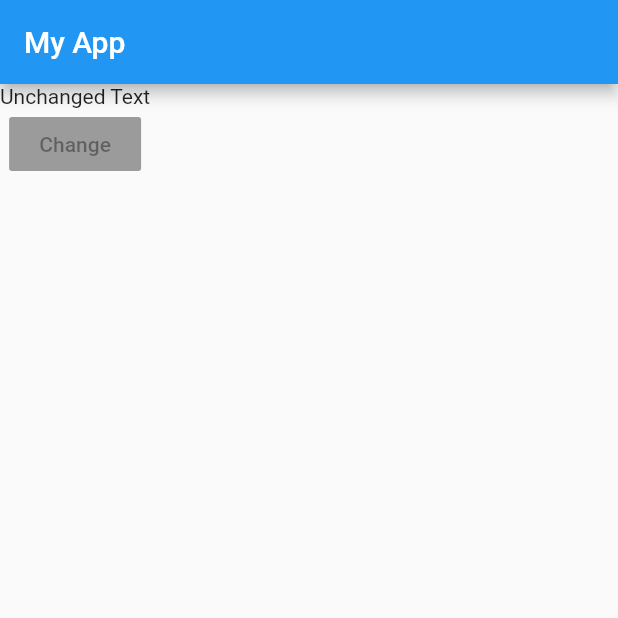
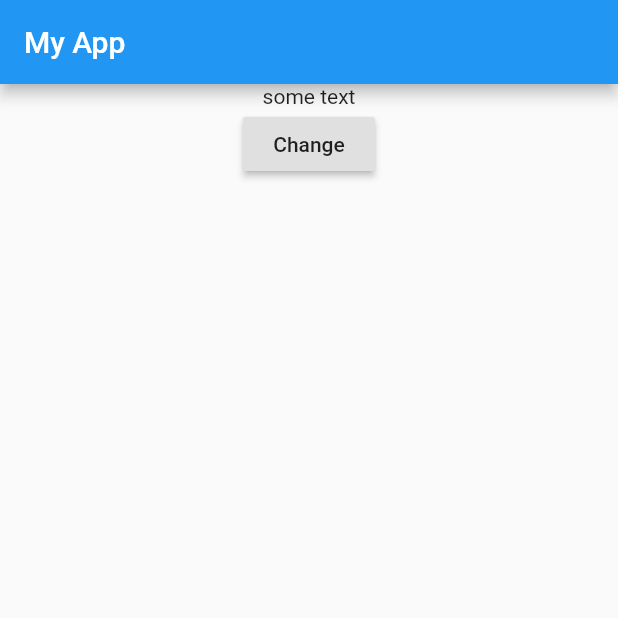
Before and after one commit to shashank090789/flutter_assignment, a Flutter app: the screen it shows after launch, on a phone screen of 412 x 824 dp, the top half of it. Run offline on Flutter 3.47's test engine with Material 2 defaults, Android fonts, the phone set to English and light mode, and no system bars.

```diff
--- a/lib/main.dart
+++ b/lib/main.dart
@@ -1,8 +1,31 @@
+import 'dart:math';
+
 import 'package:flutter/material.dart';
+import 'package:flutter_assignment/text.dart';
+import 'package:flutter_assignment/textcontrol.dart';
+void main() => runApp(MyApp());
+ const randomTextList = [
+    "You are awsome",
+    "You are simple",
+    "you are not good",
+    "you are dirty"
+  ];
+class MyApp extends StatefulWidget {
 
-void main() => runApp(MyApp());
+  @override
+  _MyAppState createState() => _MyAppState();
+}
 
-class MyApp extends StatelessWidget {
+class _MyAppState extends State<MyApp> {
+  String text = "some text";
+
+  void changeText() {
+    setState(() {
+      int index = Random().nextInt(randomTextList.length-1);
+      text = randomTextList[index];
+    });
+  }
+
   @override
   Widget build(BuildContext context) {
     return MaterialApp(
@@ -10,14 +33,15 @@ class MyApp extends StatelessWidget {
       appBar: AppBar(
         title: Text("My App"),
       ),
-      body: Column(
-        children: <Widget>[
-          Text("Unchanged Text"),
-          RaisedButton(
-            child: Text("Change"),
-            onPressed: null,
-          )
-        ],
+      body: Center(
+        child: Container(
+          child: Column(
+            children: <Widget>[
+              ChangableText(text),
+              TextControl(changeText),
+            ],
+          ),
+        ),
       ),
     ));
   }
--- /dev/null
+++ b/lib/text.dart
@@ -0,0 +1,10 @@
+import 'package:flutter/material.dart';
+
+class ChangableText extends StatelessWidget {
+  final String text;
+  ChangableText(this.text);
+  @override
+  Widget build(BuildContext context) {
+    return Text(text);
+  }
+}
--- /dev/null
+++ b/lib/textcontrol.dart
@@ -0,0 +1,13 @@
+import 'package:flutter/material.dart';
+
+class TextControl extends StatelessWidget {
+  final Function changeText;
+  TextControl(this.changeText);
+  @override
+  Widget build(BuildContext context) {
+    return RaisedButton(
+      child: Text("Change"),
+      onPressed: changeText,
+    );
+  }
+}
```
